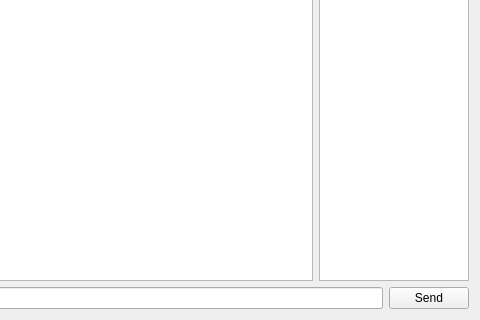
Qt form chatwidget.ui (Starbow/eros) before a commit; both pictures show x 81 to 561 and y 83 to 403 of the 561 by 403 pixel window.
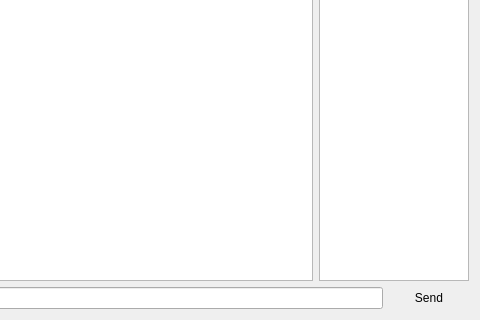
The same form after that commit.

```diff
--- a/chatwidget.ui
+++ b/chatwidget.ui
@@ -57,6 +57,9 @@
        <property name="text">
         <string>Send</string>
        </property>
+       <property name="flat">
+        <bool>true</bool>
+       </property>
       </widget>
      </item>
     </layout>
```
